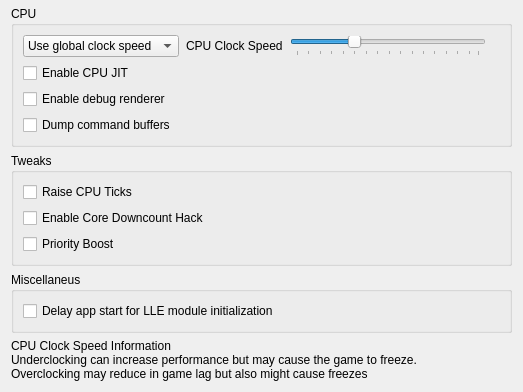
The window that src/citra_qt/configuration/configure_debug.ui (yeager/Borked3DS) describes before a commit, drawn with Qt 5; both pictures show x 0 to 523 and y 200 to 592 of the 523 by 592 pixel window.
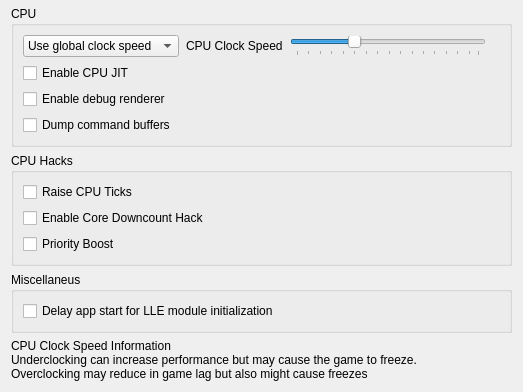
The same window after the commit.

Commit message: Rename Tweaks labels as Hacks

```diff
--- a/src/citra_qt/configuration/configure_debug.ui
+++ b/src/citra_qt/configuration/configure_debug.ui
@@ -236,7 +236,7 @@
    <item>
     <widget class="QGroupBox" name="groupBox_5">
      <property name="title">
-      <string>Tweaks</string>
+      <string>CPU Hacks</string>
      </property>
      <layout class="QGridLayout" name="gridLayout_3">
      <item row="1" column="0">
```
The commit also changes 2 other files.
